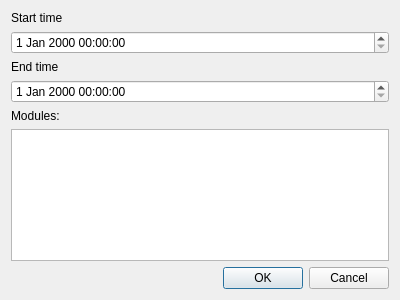
DonRumata710/LogManager, file src/InitialDataDialog.ui: the form before one commit.
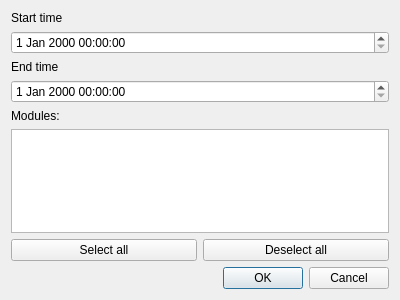
The form after the commit.

Commit message: improve initial data dialog UX

What changed in the file:
```diff
--- a/src/InitialDataDialog.ui
+++ b/src/InitialDataDialog.ui
@@ -57,6 +57,24 @@
      </property>
     </spacer>
    </item>
+   <item>
+    <layout class="QHBoxLayout" name="horizontalLayout">
+     <item>
+      <widget class="QPushButton" name="bSelect">
+       <property name="text">
+        <string>Select all</string>
+       </property>
+      </widget>
+     </item>
+     <item>
+      <widget class="QPushButton" name="bDeselect">
+       <property name="text">
+        <string>Deselect all</string>
+       </property>
+      </widget>
+     </item>
+    </layout>
+   </item>
    <item>
     <widget class="QDialogButtonBox" name="buttonBox">
      <property name="orientation">
```
The commit also changes 2 other files.
